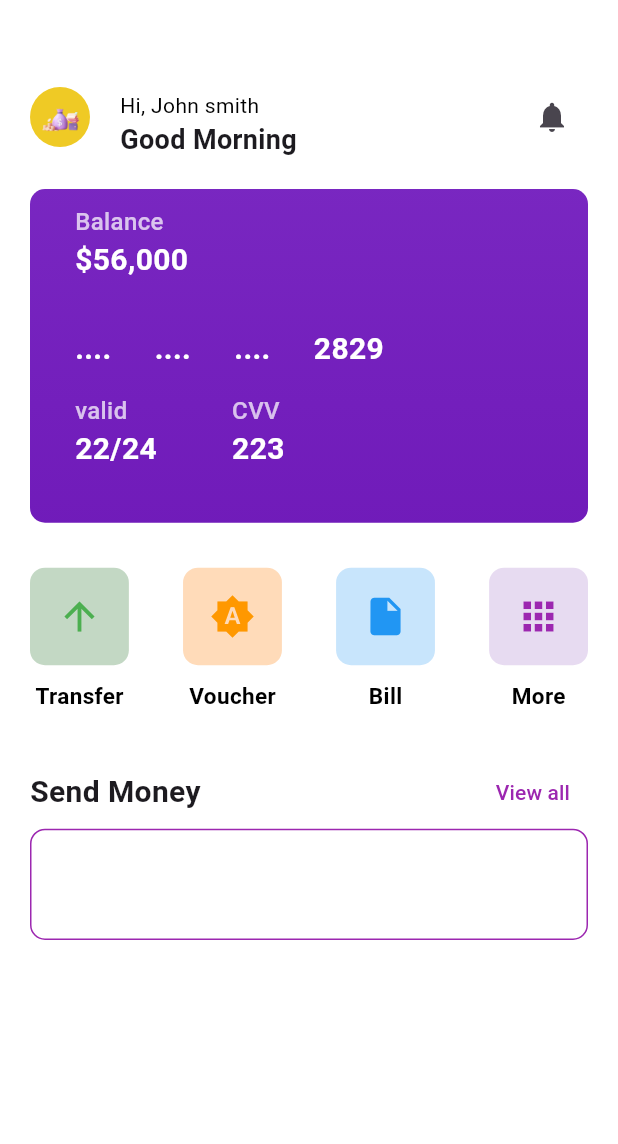
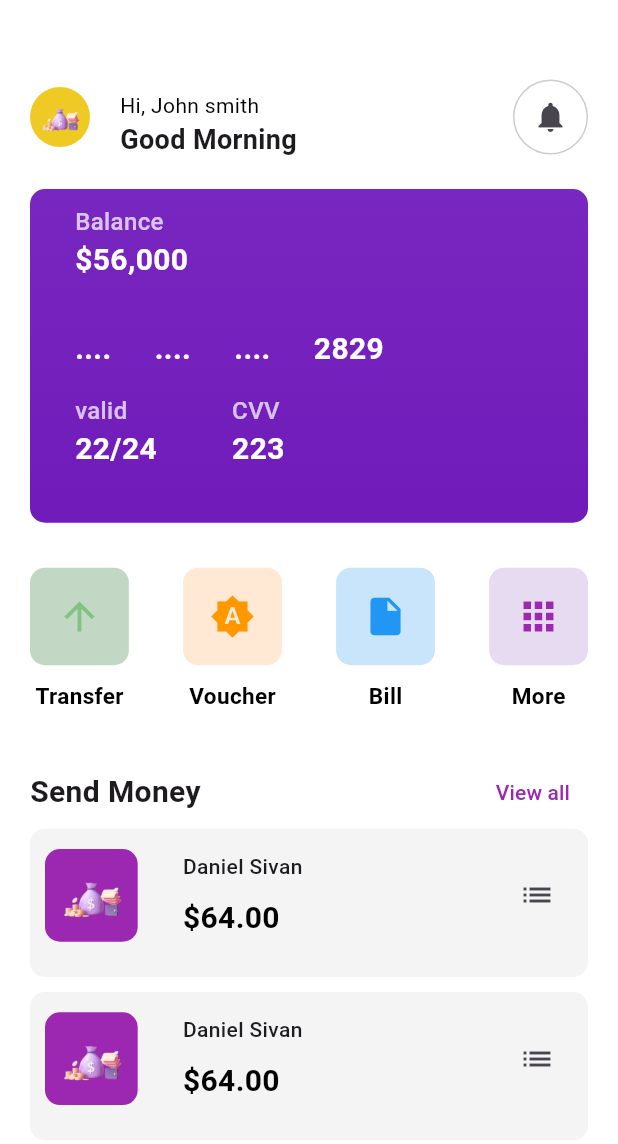
Before and after one commit to RuyaTechOrg/Mobile_banking_app, a Flutter app: the HomePage screen opened directly, on a phone screen of 412 x 824 dp. Shown: the top 1144 px of the screen. Run offline on Flutter 3.47's test engine with Material 3 defaults, Android fonts, the phone set to English and light mode, and no system bars.

Commit message:
new changes

```diff
--- a/mobile_banking_app/lib/screens/Main/home_page.dart
+++ b/mobile_banking_app/lib/screens/Main/home_page.dart
@@ -22,11 +22,53 @@ class _HomePageState extends State<HomePage> {
 
 
    Widget _build_Transaction_History () {
-      return Container(
+      return
+      GestureDetector(
+      onTap: () {
+        null;
+      },
+      child:
+      Column(children : [
+      Container(
+        padding: const EdgeInsets.fromLTRB(10.0, 0.0, 10.0, 10.0),
         width: screenWidth,
-        height: screenHeight * 0.09,
-        decoration: BoxDecoration(border: Border.all(width: 1.0,color: Colors.purple),borderRadius: BorderRadius.circular(10.0)),
-      );
+        height: screenHeight * 0.12,
+        decoration: BoxDecoration(
+        color: const Color.fromARGB(153, 236, 236, 236),
+        borderRadius: BorderRadius.circular(10.0)),
+        child: Row(
+          mainAxisAlignment: MainAxisAlignment.spaceBetween,
+          children: [
+          Row(children: [
+          Container(
+          width: screenWidth * 0.15,
+          height: screenWidth * 0.15,
+          decoration: BoxDecoration(borderRadius: BorderRadius.circular(10.0),color: Colors.purple,),
+          child:
+          Image.asset('images/Freepik___Create_great_designs__faster-removebg-preview.png',scale: 0.8,)
+          ,),
+          const SizedBox(
+            width: 30.0,
+          ),
+          Container(
+          padding: const EdgeInsets.fromLTRB(0.0, 15.0, 0.0, 10.0),
+          child:
+           Column(
+            crossAxisAlignment: CrossAxisAlignment.start,
+            children: [
+            const Text("Daniel Sivan",style: TextStyle(fontWeight: FontWeight.w500),),
+            const SizedBox(height: 10.0,),
+            Text('\$64.00',style: boldBlackStyle,)
+          ],)
+          ,),],),
+          Container(child:
+            IconButton(onPressed: () {}, icon: Icon(Icons.list))
+          ,)
+        ]),
+      ),
+      const SizedBox(height : 10.0)
+      ])
+      ,);
     };
 
     return
@@ -56,9 +98,16 @@ class _HomePageState extends State<HomePage> {
             Text('Hi, John smith',style: TextStyle(fontSize: 14.0,color: Colors.black),),
             Text("Good Morning",style: TextStyle(fontSize: 18.0,fontWeight: FontWeight.bold),)
           ],),],),
+          Container(
+          decoration: BoxDecoration(border: Border.all(width: 1.0,color : Color.fromARGB(255, 204, 204, 204)),
+          borderRadius: BorderRadius.circular(50.0)
+          ),
+          child:
           IconButton(
           onPressed: () {
+            print('The notification button works!');
           }, icon: const Icon(Icons.notifications))
+          ,)
         ])
         ,),
         const SizedBox(height: 20.0,),
@@ -124,7 +173,7 @@ class _HomePageState extends State<HomePage> {
             height:65.0,
             decoration: BoxDecoration(color: Color.fromARGB(62, 10, 95, 13),borderRadius: BorderRadius.circular(10.0)),
             child:
-            Center(child: Icon(Icons.arrow_upward,size: 30.0,color: Colors.green,),)
+            Center(child: Icon(Icons.arrow_upward,size: 30.0,color: const Color.fromARGB(139, 76, 175, 79),),)
             ),
             const SizedBox(height: 10.0,),
             Text("Transfer",style: labelText,)
@@ -136,7 +185,7 @@ class _HomePageState extends State<HomePage> {
             Container(
             width: screenWidth * 0.16,
             height: 65.0,
-            decoration: BoxDecoration(color: Color.fromARGB(70, 255, 123, 0),borderRadius: BorderRadius.circular(10.0)),
+            decoration: BoxDecoration(color: Color.fromARGB(42, 255, 123, 0),borderRadius: BorderRadius.circular(10.0)),
             child:
             const Center(child: Icon(Icons.brightness_auto,size: 30.0,color: Colors.orange,),)
             ),
@@ -152,7 +201,7 @@ class _HomePageState extends State<HomePage> {
             height: 65.0,
             decoration: BoxDecoration(color: const Color.fromARGB(63, 33, 149, 243),borderRadius: BorderRadius.circular(10.0)),
             child:
-            Center(child: Icon(Icons.insert_drive_file,size: 30.0,color: Colors.blue,),)
+            const Center(child: Icon(Icons.insert_drive_file,size: 30.0,color: Colors.blue,),)
             ),
             const SizedBox(height: 10.0,),
             Text("Bill",style: labelText,)
@@ -164,9 +213,9 @@ class _HomePageState extends State<HomePage> {
             Container(
             width: screenWidth * 0.16,
             height: 65.0,
-             decoration: BoxDecoration(color: Color.fromARGB(36, 88, 0, 155),borderRadius: BorderRadius.circular(10.0)),
+             decoration: BoxDecoration(color: const Color.fromARGB(36, 88, 0, 155),borderRadius: BorderRadius.circular(10.0)),
             child:
-            Center(child: Icon(Icons.apps,size: 30.0,color: Colors.purple,),)
+            const Center(child: Icon(Icons.apps,size: 30.0,color: Colors.purple,),)
             ),
             const SizedBox(height: 10.0,),
             Text("More",style: labelText,)
@@ -185,7 +234,10 @@ class _HomePageState extends State<HomePage> {
             //Navigate to send money page
           }, child: const Text("View all",style: TextStyle(color: Colors.purple,fontWeight: FontWeight.w500),))
         ]),),
-        _build_Transaction_History()
+        Container(child: Column(children: [
+          _build_Transaction_History(),
+          _build_Transaction_History()
+        ]),)
       ],)
     ),);
   }
@@ -210,3 +262,9 @@ TextStyle labelText = const TextStyle(
   fontSize : 15.0,
   fontWeight: FontWeight.bold
 );
+
+TextStyle boldBlackStyle = const TextStyle(
+  color: Colors.black,
+  fontSize: 20.0,
+  fontWeight: FontWeight.bold
+);
```
